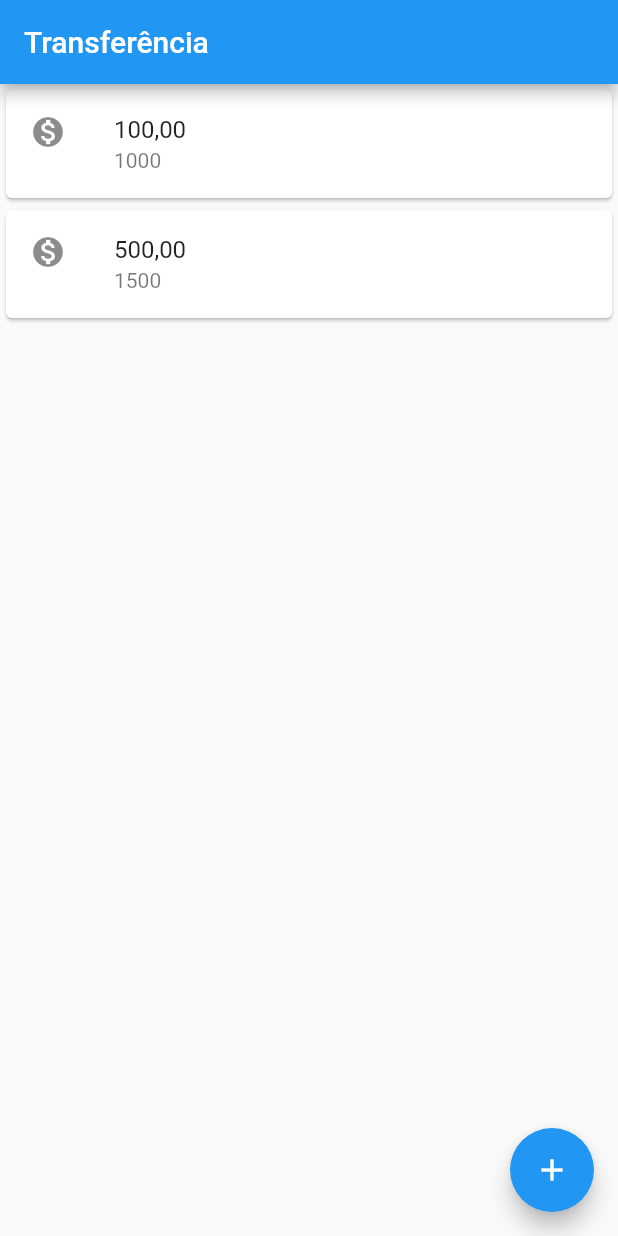
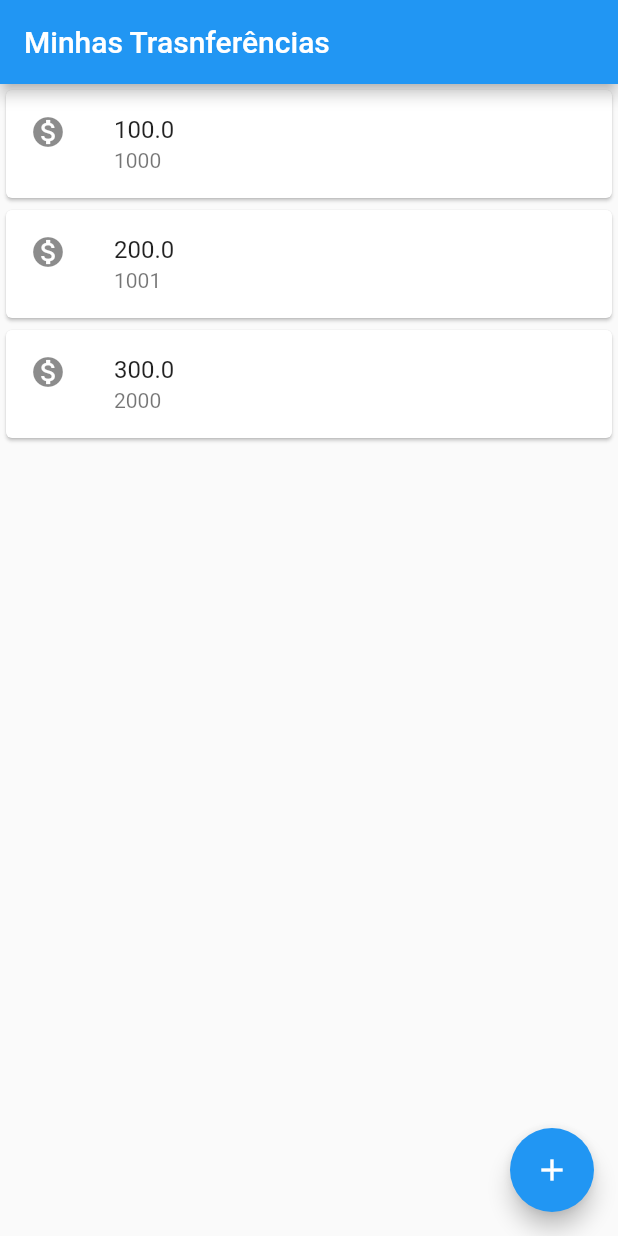
Before and after one commit to alexandretaz/caellum_flutter, a Flutter app: the screen it shows after launch, on a phone screen of 412 x 824 dp. Run offline on Flutter 3.47's test engine with Material 2 defaults, Android fonts, the phone set to English and light mode, and no system bars.

Commit message:
Execução do Exercício 2.7 com a consolidação da aparência conforme o Wireframe, utilizando Material Design

```diff
--- a/lib/main.dart
+++ b/lib/main.dart
@@ -4,26 +4,9 @@ void main() =>
     runApp(
         MaterialApp(
           home: Scaffold(
-            body: Column(
-              children: <Widget>[
-                Card(
-                  child: ListTile(
-                  leading: Icon(Icons.monetization_on),
-                  title: Text('100,00'),
-                  subtitle: Text('1000'),
-                  ),
-                ),
-                Card(
-                  child: ListTile(
-                    leading: Icon(Icons.monetization_on),
-                    title: Text('500,00'),
-                    subtitle: Text('1500'),
-                  ),
-                ),
-              ],
-            ),
+            body:ListarTransferencia(),
             appBar: AppBar(
-        title: Text('Transferência'),
+              title: Text('Minhas Trasnferências')
       ),
       floatingActionButton: FloatingActionButton(
         child: Icon(Icons.add),
@@ -36,3 +19,44 @@ void main() =>
 {
 
 }*/
+
+class Transferencia {
+  final double valor;
+  final int numeroConta;
+
+  Transferencia(this.valor, this.numeroConta);
+
+}
+
+class ListarTransferencia extends StatelessWidget{
+  @override
+  Widget build(BuildContext context) {
+    return Column(
+    children:<Widget>[
+      ItemTransferencia(Transferencia(100.00, 1000)),
+      ItemTransferencia(Transferencia(200.00, 1001)),
+      ItemTransferencia(Transferencia(300.00, 2000)),
+    ],
+    );
+
+  }
+}
+
+class ItemTransferencia extends StatelessWidget {
+
+  final Transferencia _transferencia;
+
+  ItemTransferencia(this._transferencia);
+
+  @override
+  Widget build(BuildContext context) {
+    return Card(
+      child: ListTile(
+        leading: Icon(Icons.monetization_on),
+        title: Text (_transferencia.valor.toString()),
+        subtitle: Text(_transferencia.numeroConta.toString()),
+      )
+
+    );
+  }
+}
```
